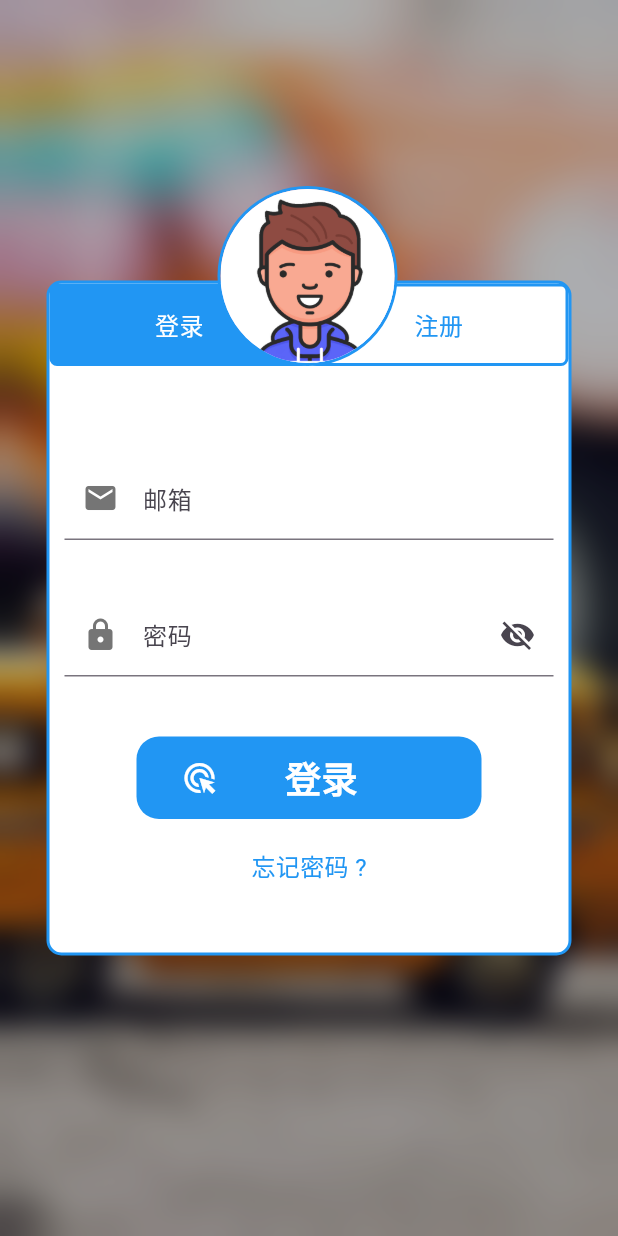
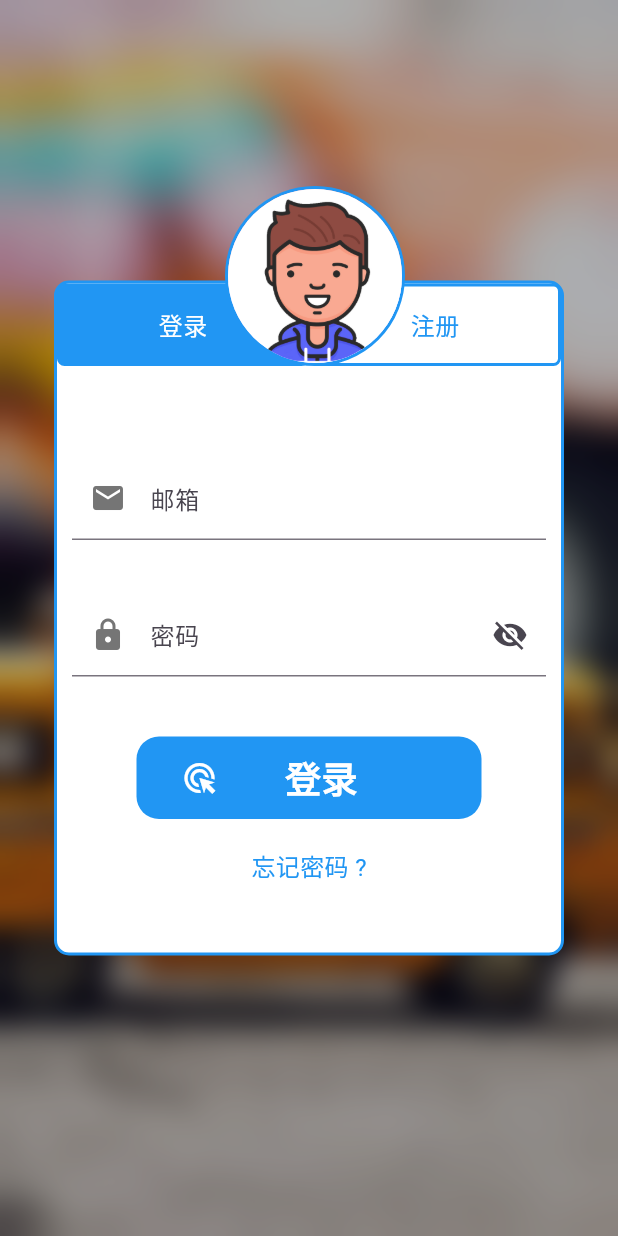
Before and after one commit to MinHsm/s25_module_b, a Flutter app: the LoginPage screen opened directly, on a phone screen of 412 x 824 dp. Run offline on Flutter 3.47's test engine with Material 3 defaults, Android fonts, the light colour scheme and no system bars; our stand-ins replace carousel_slider, image_picker, share_plus, shared_preferences; missing offline and left inert: mobile_scanner; accounts and stored records are empty.

Commit message:
login页面调整，打包apk

```diff
--- a/lib/pages/LoginPage.dart
+++ b/lib/pages/LoginPage.dart
@@ -219,7 +219,7 @@ class _LoginPageState extends State<LoginPage> {
           )),
           Center(
             child: Container(
-              width: 350,
+              width: 340,
               height: _isClick ? 450 : 500,
               decoration: BoxDecoration(
                   borderRadius: BorderRadius.circular(10),
```
Also changed, not shown: 1 other file.
